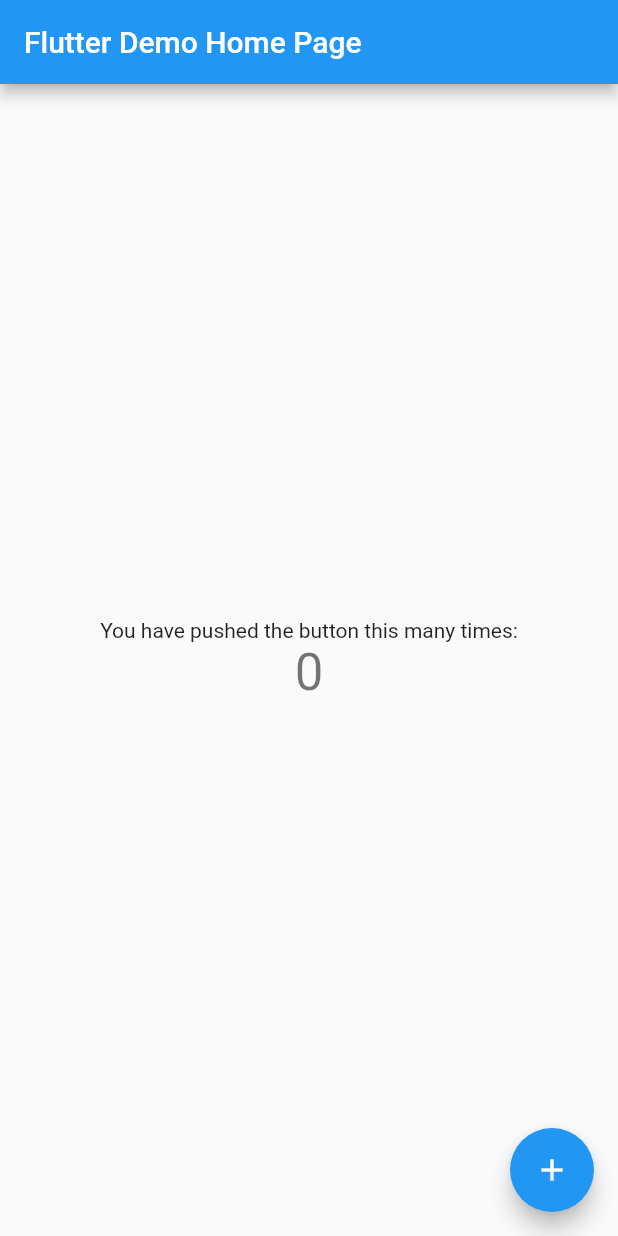
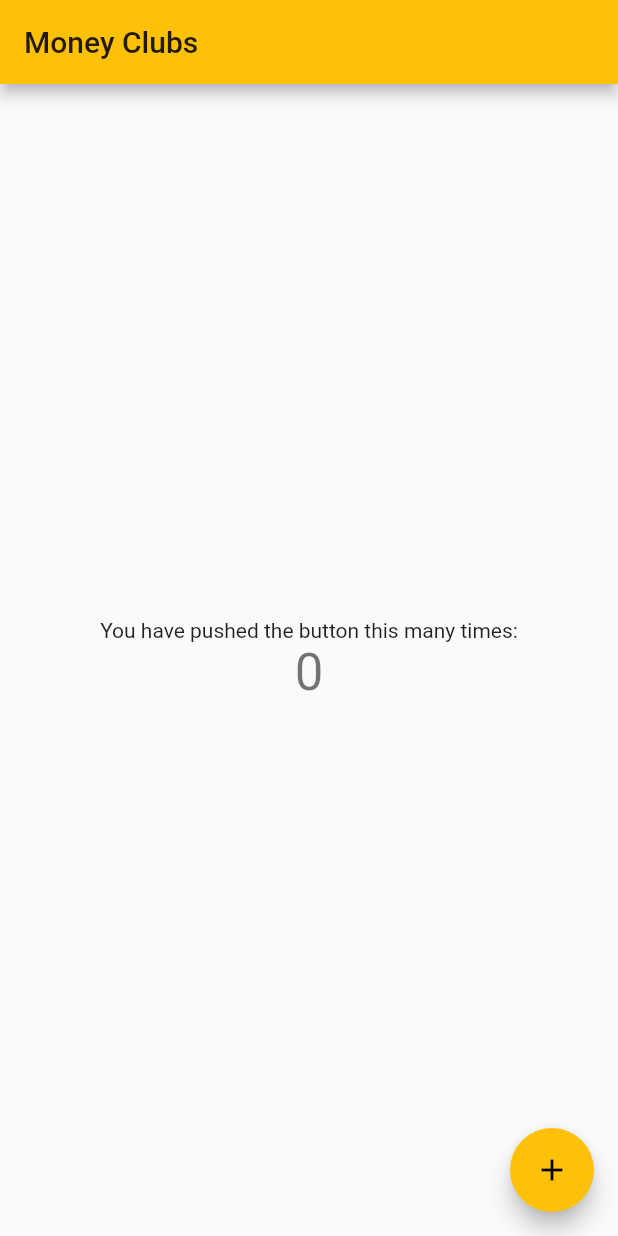
Before and after one commit to gantira/cashy_app, a Flutter app: the screen it shows after launch, on a phone screen of 412 x 824 dp. Run offline on Flutter 3.47's test engine with Material 2 defaults, Android fonts, the phone set to English and light mode, and no system bars.

Commit message:
Run Project

```diff
--- a/lib/main.dart
+++ b/lib/main.dart
@@ -20,9 +20,9 @@ class MyApp extends StatelessWidget {
         // or simply save your changes to "hot reload" in a Flutter IDE).
         // Notice that the counter didn't reset back to zero; the application
         // is not restarted.
-        primarySwatch: Colors.blue,
+        primarySwatch: Colors.amber,
       ),
-      home: MyHomePage(title: 'Flutter Demo Home Page'),
+      home: MyHomePage(title: 'Money Clubs'),
     );
   }
 }
```
